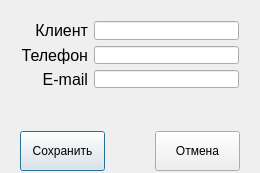
Old version of the form EditClientDialog.ui in the repository AndreyGovnocoder/GooseRepository.
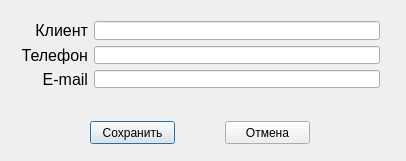
New version of the form.

What changed in the file:
```diff
--- a/EditClientDialog.ui
+++ b/EditClientDialog.ui
@@ -6,8 +6,8 @@
    <rect>
     <x>0</x>
     <y>0</y>
-    <width>260</width>
-    <height>173</height>
+    <width>406</width>
+    <height>161</height>
    </rect>
   </property>
   <property name="windowTitle">
@@ -16,8 +16,8 @@
   <widget class="QWidget" name="horizontalLayoutWidget">
    <property name="geometry">
     <rect>
-     <x>10</x>
-     <y>120</y>
+     <x>80</x>
+     <y>110</y>
      <width>240</width>
      <height>42</height>
     </rect>
@@ -46,7 +46,7 @@
       <property name="minimumSize">
        <size>
         <width>80</width>
-        <height>40</height>
+        <height>23</height>
        </size>
       </property>
       <property name="text">
@@ -75,7 +75,7 @@
       <property name="minimumSize">
        <size>
         <width>80</width>
-        <height>40</height>
+        <height>23</height>
        </size>
       </property>
       <property name="text">
@@ -90,7 +90,7 @@
     <rect>
      <x>10</x>
      <y>10</y>
-     <width>240</width>
+     <width>381</width>
      <height>89</height>
     </rect>
    </property>
```
